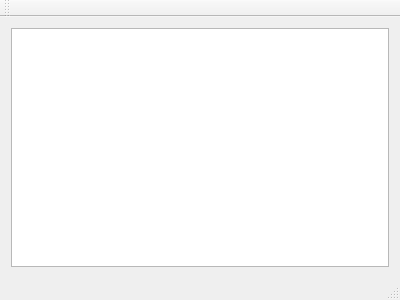
Old version of the form gui/guiapp/mainwindow.ui in the repository void-hoge/sudoku.
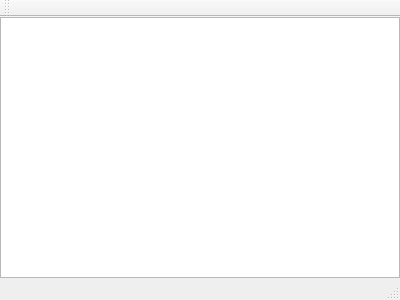
New version of the form.

Commit message: Apply maximum width and height

The edit to the form file:
```diff
--- a/gui/guiapp/mainwindow.ui
+++ b/gui/guiapp/mainwindow.ui
@@ -18,8 +18,30 @@
     <bool>true</bool>
    </property>
    <layout class="QVBoxLayout" name="verticalLayout">
+    <property name="spacing">
+     <number>0</number>
+    </property>
+    <property name="leftMargin">
+     <number>0</number>
+    </property>
+    <property name="topMargin">
+     <number>0</number>
+    </property>
+    <property name="rightMargin">
+     <number>0</number>
+    </property>
+    <property name="bottomMargin">
+     <number>0</number>
+    </property>
     <item>
-     <widget class="QTableWidget" name="tableWidget"/>
+     <widget class="QTableWidget" name="tableWidget">
+      <property name="sizePolicy">
+       <sizepolicy hsizetype="Expanding" vsizetype="Expanding">
+        <horstretch>0</horstretch>
+        <verstretch>0</verstretch>
+       </sizepolicy>
+      </property>
+     </widget>
     </item>
    </layout>
   </widget>
```
